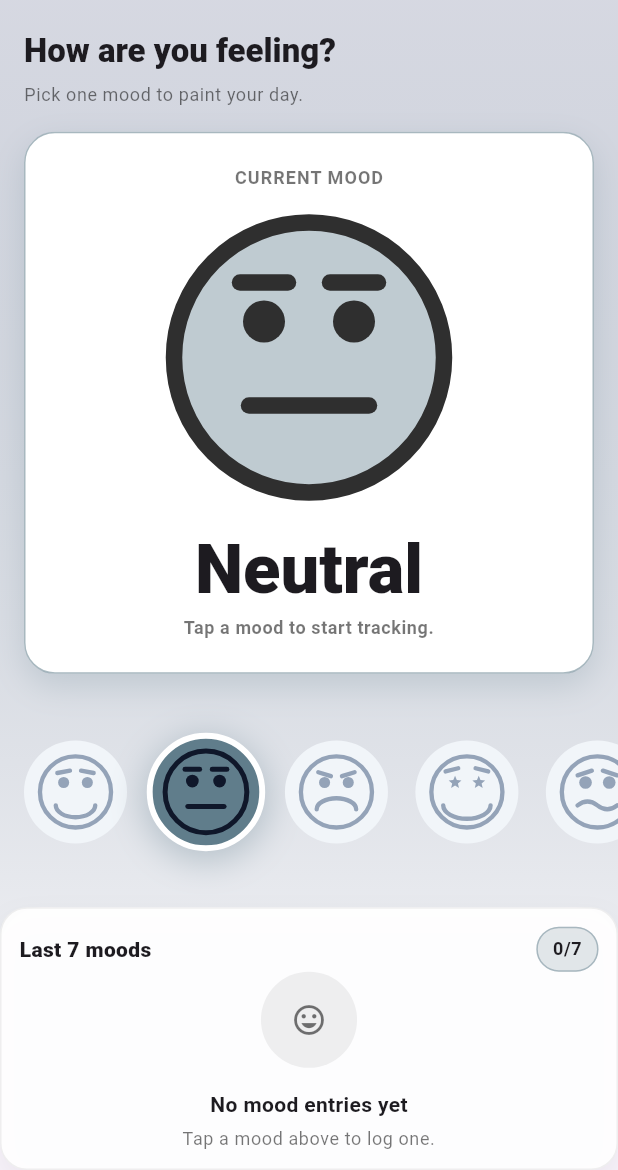
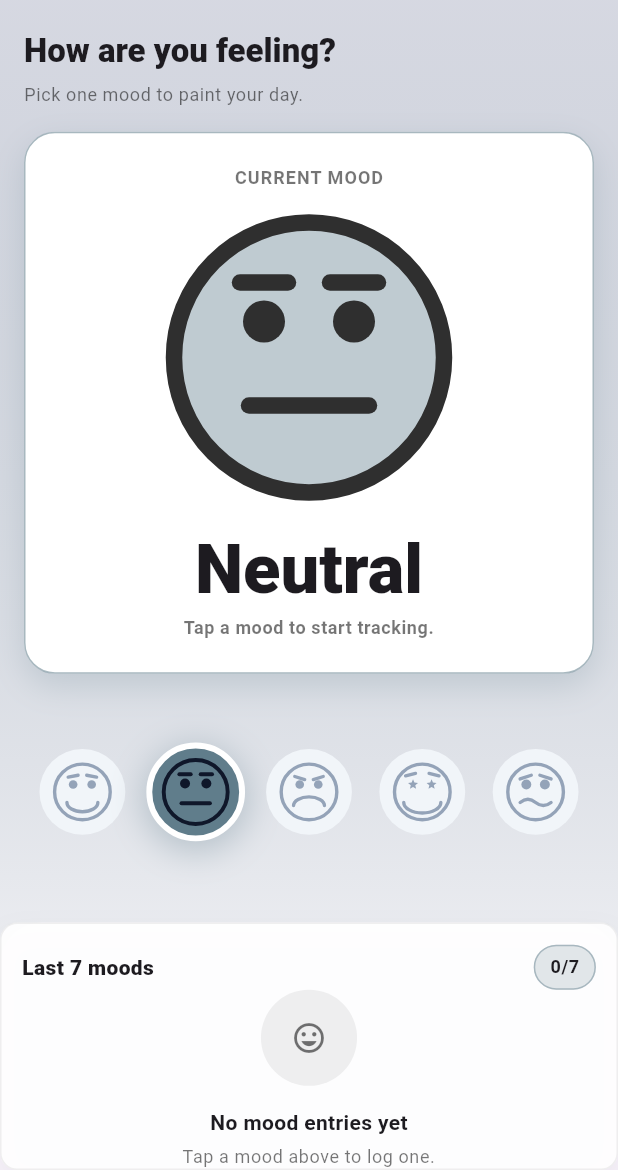
Before and after one commit to chrisokoriedev/mood_tracker, a Flutter app: the screen it shows after launch, on a phone screen of 412 x 824 dp, the part 66-1236 px from its top. Run offline on Flutter 3.47's test engine with Material 3 defaults, Android fonts, the phone set to English and light mode, and no system bars; our stand-ins replace flutter_riverpod, flutter_screenutil, hive, hive_flutter; accounts and stored records are empty.

Commit message:
updated mood sizes and parent contenainer

```diff
--- a/lib/util/widgets/mood_selector.dart
+++ b/lib/util/widgets/mood_selector.dart
@@ -38,8 +38,8 @@ class MoodSelector extends StatelessWidget {
                   child: AnimatedContainer(
                     duration: const Duration(milliseconds: 280),
                     curve: Curves.easeOutCubic,
-                    width: 60.r,
-                    height: 60.r,
+                    width: 50.r,
+                    height: 50.r,
                     decoration: BoxDecoration(
                       shape: BoxShape.circle,
                       color: isSelected ? mood.color : const Color(0xFFF1F5F9),
@@ -61,7 +61,7 @@ class MoodSelector extends StatelessWidget {
                     child: Center(
                       child: MoodFaceWidget(
                         mood: mood,
-                        size: 46.r,
+                        size: 36.r,
                         faceColor: Colors.transparent,
                         strokeColor: isSelected
                             ? const Color(0xFF0F172A)
--- a/lib/util/widgets/panel.dart
+++ b/lib/util/widgets/panel.dart
@@ -24,10 +24,10 @@ class Panel extends StatelessWidget {
   Widget build(BuildContext context) {
     return Container(
       width: double.infinity,
-      padding: const EdgeInsets.all(12),
+      padding: EdgeInsets.only(left: 12.sp, right: 12.sp, top: 12.sp),
       decoration: BoxDecoration(
         color: AppColors.white.withValues(alpha: 0.92),
-        borderRadius: BorderRadius.circular(18),
+        borderRadius: BorderRadius.circular(10.r),
         border: Border.all(color: AppColors.black.withValues(alpha: 0.06)),
         boxShadow: [
           BoxShadow(
```
Lines whose indentation alone changed are shown as unchanged.
